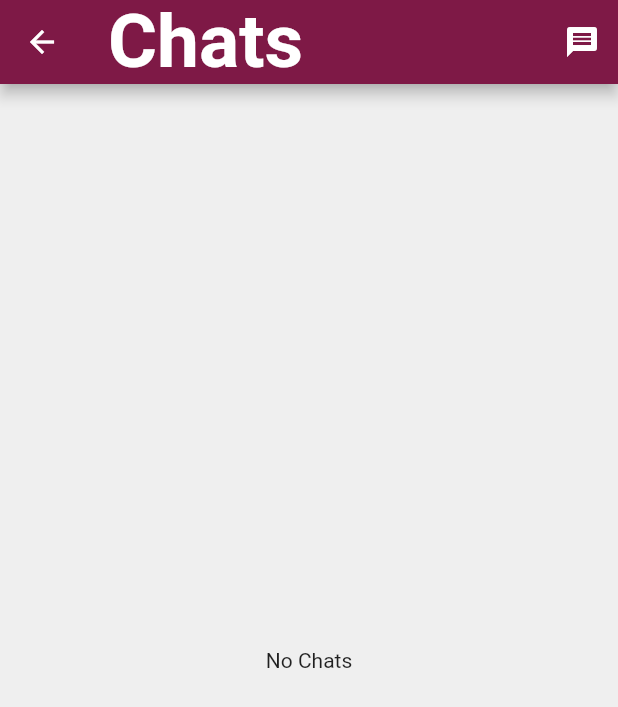
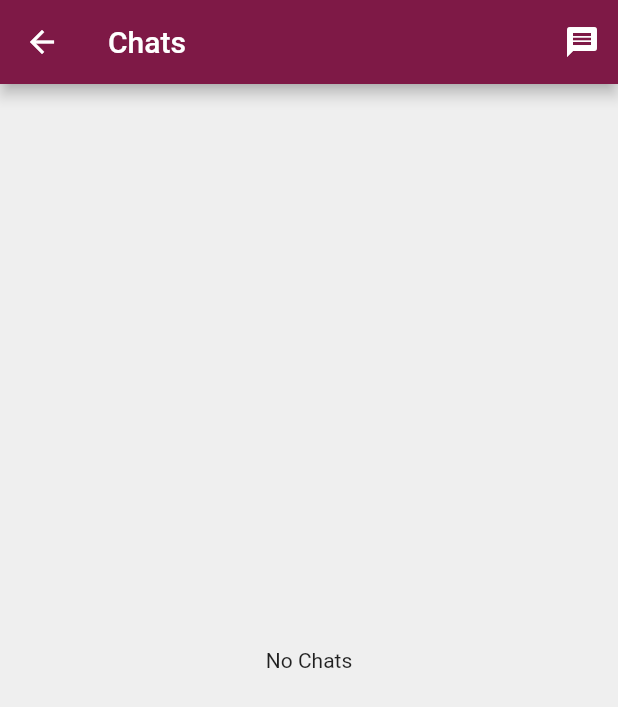
Before and after one commit to calicoquito/flutter_quito_app, a Flutter app: the ChatScreen screen opened directly, on a phone screen of 412 x 824 dp. Shown: the top 707 px of the screen. Run offline on Flutter 3.47's test engine with Material 2 defaults, Android fonts, the phone set to English and light mode, and no system bars; our stand-ins replace connectivity, flushbar, flutter_cache_manager, flutter_slidable, flutter_svg, image_cropper and 1 more.

Commit message:
changed logout method and chat font size

```diff
--- a/lib/chatscreen.dart
+++ b/lib/chatscreen.dart
@@ -105,13 +105,7 @@ class ChatScreenState extends State<ChatScreen>{
     return Scaffold(
       backgroundColor: Color(0xffefefef),
       appBar: AppBar(
-        title: Text(
-          'Chats',
-          style:TextStyle(
-            fontSize: 50.0,
-            fontWeight: FontWeight.bold
-          )
-        ),
+        title: Text('Chats'),
         actions: <Widget>[
           IconButton(
             icon: Icon(Icons.message),
--- a/lib/sidedrawer.dart
+++ b/lib/sidedrawer.dart
@@ -73,7 +73,7 @@ class SideDrawer extends StatelessWidget{
               leading: Icon(Icons.exit_to_app),
               title: Text('Logout'),
               onTap: (){
-                Navigator.of(context).pushNamedAndRemoveUntil('/', ModalRoute.withName('/'));
+                Navigator.of(context).pushNamedAndRemoveUntil('/', (route)=>false);
               },
             )
           ]
```
